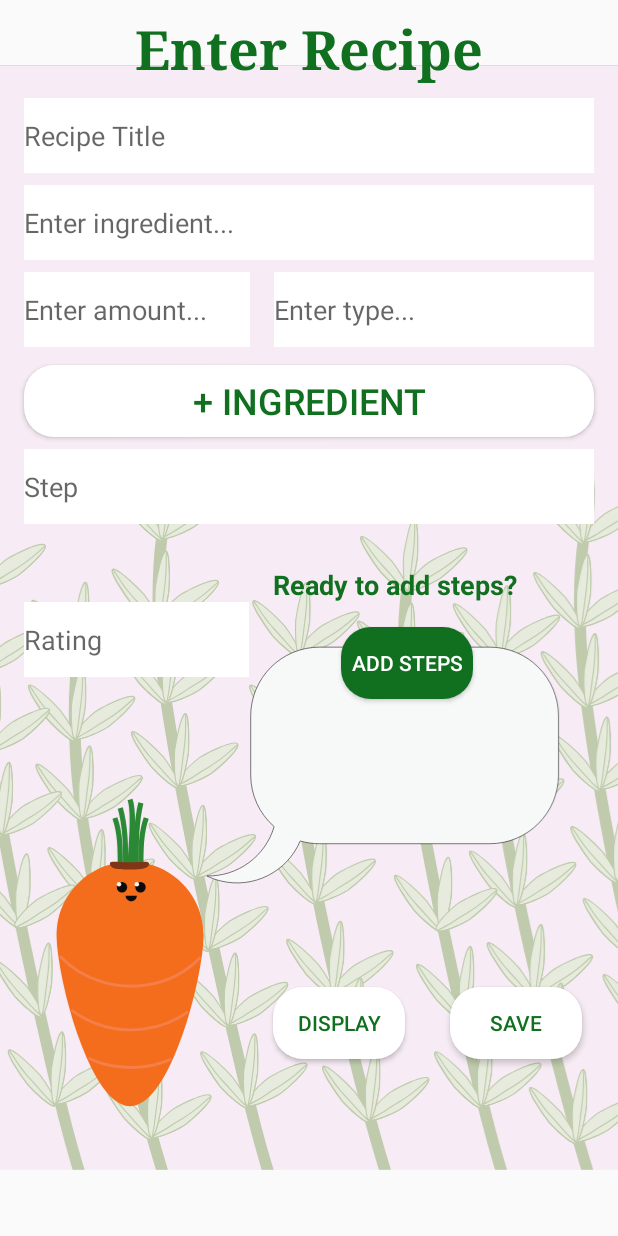
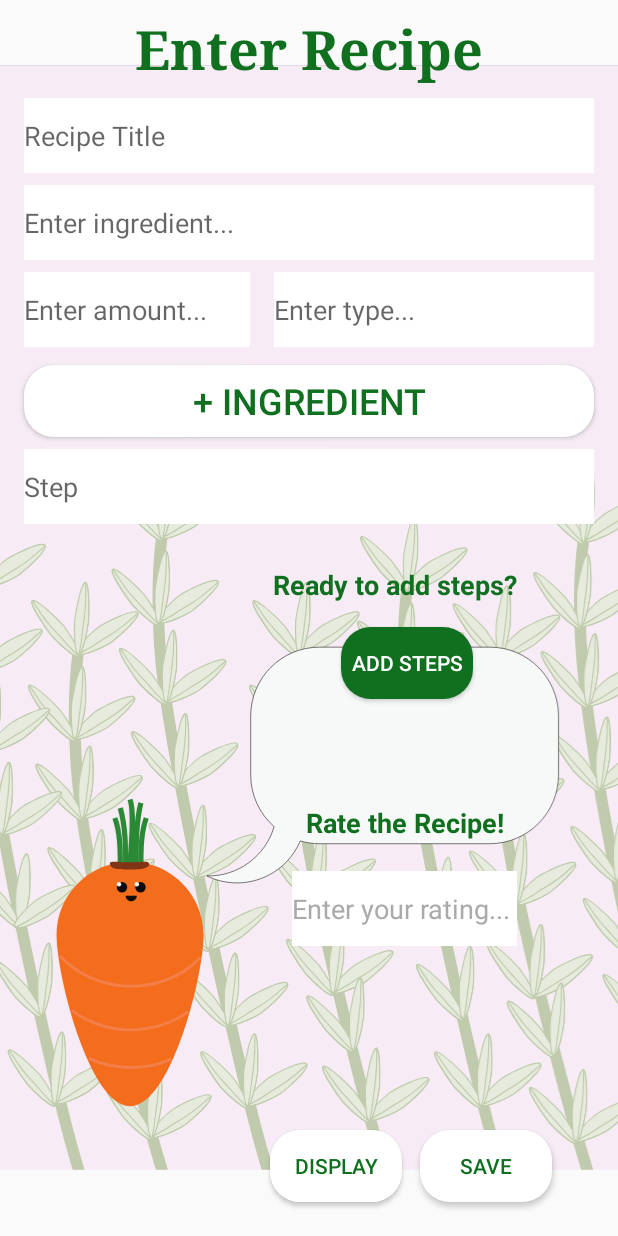
Before and after one commit to meg21allred/ThymeSavor, an Android app: the NewRecipeActivity screen opened directly, with no data from a screen before it, on a phone screen of 412 x 824 dp. Run offline under Robolectric (Android 15) with nearby library versions, the phone set to English and light mode, and no system bars; our stand-ins replace Room's generated code; Roboto replaces fonts that are not available here.

Commit message:
just a couple rating things

```diff
--- a/app/src/main/res/layout/activity_new_recipe.xml
+++ b/app/src/main/res/layout/activity_new_recipe.xml
@@ -163,44 +163,60 @@
         android:id="@+id/saveBtn"
         android:layout_width="wrap_content"
         android:layout_height="wrap_content"
-        android:layout_marginEnd="24dp"
+        android:layout_marginEnd="44dp"
         android:background="@drawable/round_button"
         android:text="SAVE"
         android:textColor="#107020"
         app:layout_constraintBottom_toBottomOf="parent"
         app:layout_constraintEnd_toEndOf="parent"
         app:layout_constraintTop_toBottomOf="@+id/addStepsActivityBtn"
-        app:layout_constraintVertical_bias="0.619" />
+        app:layout_constraintVertical_bias="0.926" />
 
     <Button
         android:id="@+id/displayBtn"
         android:layout_width="wrap_content"
         android:layout_height="wrap_content"
+        android:background="@drawable/round_button"
+        android:onClick="displayRecipe"
         android:text="Display"
         android:textColor="#107020"
-        android:background="@drawable/round_button"
-        android:onClick="displayRecipe"
         app:layout_constraintBottom_toBottomOf="parent"
         app:layout_constraintEnd_toStartOf="@+id/saveBtn"
-        app:layout_constraintHorizontal_bias="0.857"
+        app:layout_constraintHorizontal_bias="0.937"
         app:layout_constraintStart_toStartOf="parent"
         app:layout_constraintTop_toBottomOf="@+id/addStepsActivityBtn"
-        app:layout_constraintVertical_bias="0.619" />
+        app:layout_constraintVertical_bias="0.926" />
+    <TextView
+        android:id="@+id/enterRateTV"
+        android:layout_width="wrap_content"
+        android:layout_height="wrap_content"
+        android:layout_marginTop="70dp"
+        android:text="Rate the Recipe!"
+        android:textColor="#107020"
+        android:textSize="18sp"
+        android:textStyle="bold"
+        app:layout_constraintEnd_toEndOf="parent"
+        app:layout_constraintHorizontal_bias="0.729"
+        app:layout_constraintStart_toStartOf="parent"
+        app:layout_constraintTop_toBottomOf="@+id/addStepsActivityBtn" />
+
 
     <EditText
-        android:id="@+id/ratingDisplayET"
+        android:id="@+id/enterRateET"
         android:layout_width="150dp"
         android:layout_height="50dp"
-        android:layout_marginStart="16dp"
-        android:layout_marginTop="52dp"
-        android:layout_marginEnd="16dp"
+        android:layout_marginStart="32dp"
+        android:layout_marginTop="20dp"
+        android:layout_marginEnd="10dp"
         android:background="#ffffff"
         android:ems="10"
-        android:hint="Rating"
         android:inputType="textPersonName"
+        android:onClick="clearMessage"
+        android:text="Enter your rating..."
+        android:textColor="@android:color/darker_gray"
         app:layout_constraintEnd_toEndOf="parent"
-        app:layout_constraintHorizontal_bias="0.0"
+        app:layout_constraintHorizontal_bias="0.739"
         app:layout_constraintStart_toStartOf="parent"
-        app:layout_constraintTop_toBottomOf="@+id/stepET" />
+        app:layout_constraintTop_toBottomOf="@+id/enterRateTV" />
 
 </androidx.constraintlayout.widget.ConstraintLayout>
```
